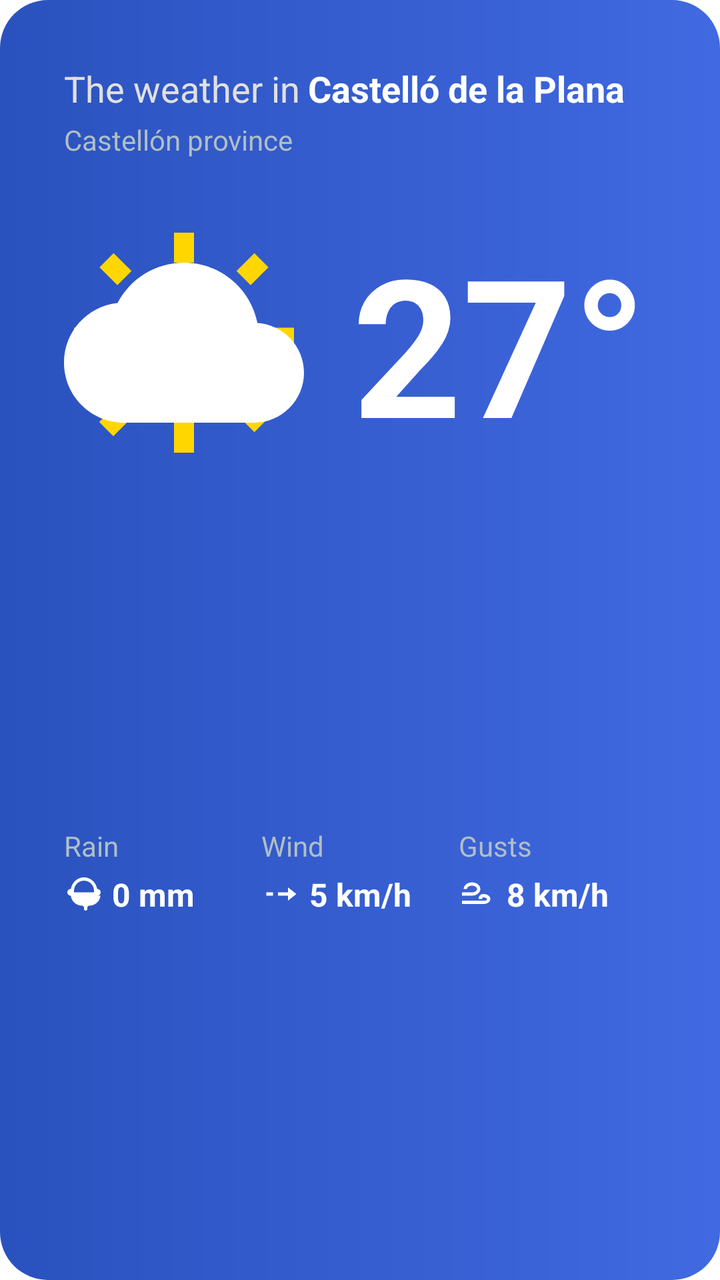
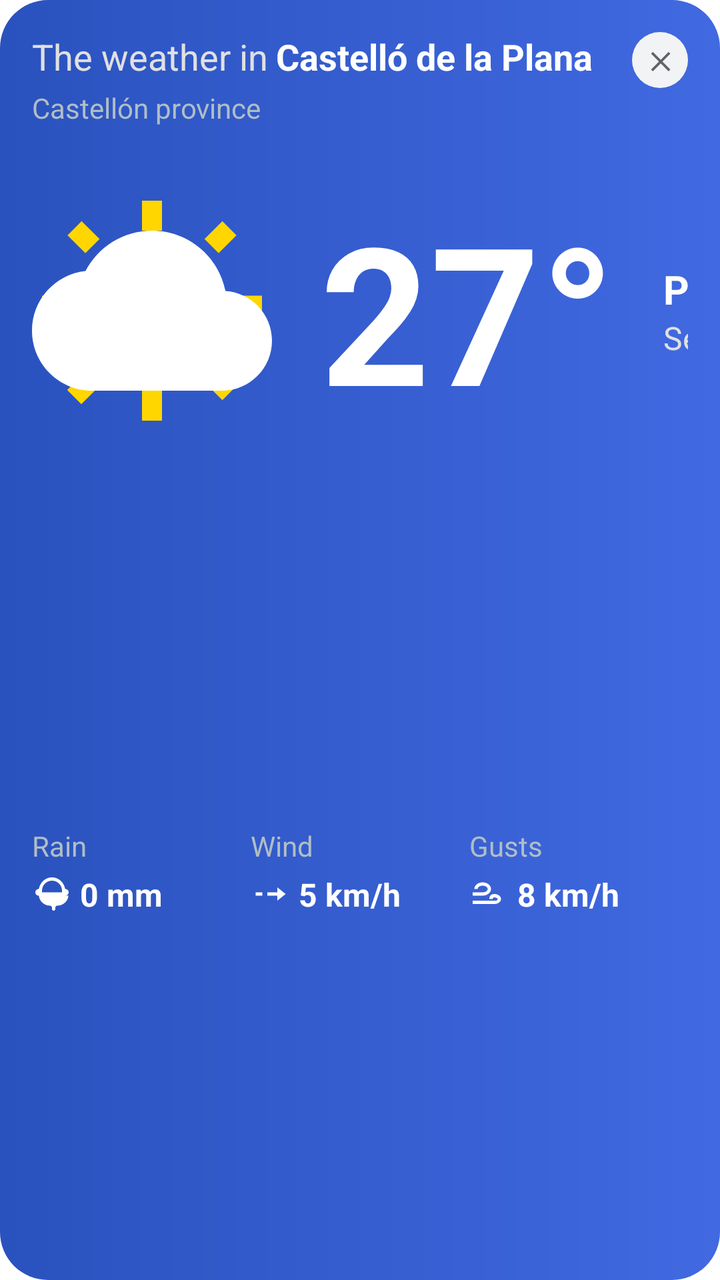

The first picture is an Android layout as it rendered before a commit; the second is the same layout after the commit. The layout source and the unified diff follow.
<!-- AndroidManifest.xml: application theme Theme.LauncherTs13 -->
<!-- res/layout/dialog_weather.xml -->
<?xml version="1.0" encoding="utf-8"?>
<androidx.constraintlayout.widget.ConstraintLayout xmlns:android="http://schemas.android.com/apk/res/android"
    xmlns:app="http://schemas.android.com/apk/res-auto"
    android:layout_width="match_parent"
    android:layout_height="wrap_content"
    android:padding="32dp"
    android:background="@drawable/bg_weather_dialog">

    
    <TextView
        android:id="@+id/tv_weather_header"
        android:layout_width="wrap_content"
        android:layout_height="wrap_content"
        android:text="@string/weather_title_prefix"
        android:textColor="#E0E0E0"
        android:textSize="18sp"
        app:layout_constraintTop_toTopOf="parent"
        app:layout_constraintStart_toStartOf="parent" />

    <TextView
        android:id="@+id/tv_weather_city"
        android:layout_width="wrap_content"
        android:layout_height="wrap_content"
        android:text="@string/weather_city"
        android:textColor="@color/white"
        android:textSize="18sp"
        android:textStyle="bold"
        android:layout_marginStart="4dp"
        app:layout_constraintTop_toTopOf="@id/tv_weather_header"
        app:layout_constraintStart_toEndOf="@id/tv_weather_header" />

    <TextView
        android:id="@+id/tv_weather_province"
        android:layout_width="wrap_content"
        android:layout_height="wrap_content"
        android:text="@string/weather_province"
        android:textColor="#B0BEC5"
        android:textSize="14sp"
        android:layout_marginTop="4dp"
        app:layout_constraintTop_toBottomOf="@id/tv_weather_header"
        app:layout_constraintStart_toStartOf="parent" />

    
    <ImageView
        android:id="@+id/iv_weather_main_icon"
        android:layout_width="120dp"
        android:layout_height="120dp"
        android:src="@drawable/ic_weather_sun_cloud"
        android:layout_marginTop="32dp"
        app:layout_constraintTop_toBottomOf="@id/tv_weather_province"
        app:layout_constraintStart_toStartOf="parent" />

    <TextView
        android:id="@+id/tv_weather_temp"
        android:layout_width="wrap_content"
        android:layout_height="wrap_content"
        android:text="27°"
        android:textColor="@color/white"
        android:textSize="96sp"
        android:textStyle="bold"
        android:layout_marginStart="24dp"
        app:layout_constraintTop_toTopOf="@id/iv_weather_main_icon"
        app:layout_constraintBottom_toBottomOf="@id/iv_weather_main_icon"
        app:layout_constraintStart_toEndOf="@id/iv_weather_main_icon" />

    <LinearLayout
        android:id="@+id/ll_weather_desc"
        android:layout_width="wrap_content"
        android:layout_height="wrap_content"
        android:orientation="vertical"
        android:layout_marginStart="24dp"
        app:layout_constraintTop_toTopOf="@id/tv_weather_temp"
        app:layout_constraintBottom_toBottomOf="@id/tv_weather_temp"
        app:layout_constraintStart_toEndOf="@id/tv_weather_temp">

        <TextView
            android:id="@+id/tv_weather_description"
            android:layout_width="wrap_content"
            android:layout_height="wrap_content"
            android:text="@string/weather_description"
            android:textColor="@color/white"
            android:textSize="20sp"
            android:textStyle="bold" />

        <TextView
            android:id="@+id/tv_weather_feels_like"
            android:layout_width="wrap_content"
            android:layout_height="wrap_content"
            android:text="Sensación 30°"
            android:textColor="#E0E0E0"
            android:textSize="16sp" />

    </LinearLayout>

    
    <LinearLayout
        android:layout_width="0dp"
        android:layout_height="wrap_content"
        android:orientation="horizontal"
        android:layout_marginTop="32dp"
        android:gravity="center_vertical"
        app:layout_constraintTop_toBottomOf="@id/iv_weather_main_icon"
        app:layout_constraintStart_toStartOf="parent"
        app:layout_constraintEnd_toEndOf="parent"
        app:layout_constraintBottom_toBottomOf="parent">

        
        <LinearLayout
            android:layout_width="0dp"
            android:layout_height="wrap_content"
            android:layout_weight="1"
            android:orientation="vertical">
            <TextView
                android:layout_width="wrap_content"
                android:layout_height="wrap_content"
                android:text="@string/weather_rain_label"
                android:textColor="#B0BEC5"
                android:textSize="14sp" />
            <LinearLayout
                android:layout_width="wrap_content"
                android:layout_height="wrap_content"
                android:orientation="horizontal"
                android:gravity="center_vertical"
                android:layout_marginTop="4dp">
                <ImageView
                    android:layout_width="20dp"
                    android:layout_height="20dp"
                    android:src="@drawable/ic_weather_rain"
                    app:tint="@color/white" />
                <TextView
                    android:layout_width="wrap_content"
                    android:layout_height="wrap_content"
                    android:text="0 mm"
                    android:textColor="@color/white"
                    android:textSize="16sp"
                    android:textStyle="bold"
                    android:layout_marginStart="4dp" />
            </LinearLayout>
        </LinearLayout>

        
        <LinearLayout
            android:layout_width="0dp"
            android:layout_height="wrap_content"
            android:layout_weight="1"
            android:orientation="vertical">
            <TextView
                android:layout_width="wrap_content"
                android:layout_height="wrap_content"
                android:text="@string/weather_wind_label"
                android:textColor="#B0BEC5"
                android:textSize="14sp" />
            <LinearLayout
                android:layout_width="wrap_content"
                android:layout_height="wrap_content"
                android:orientation="horizontal"
                android:gravity="center_vertical"
                android:layout_marginTop="4dp">
                <ImageView
                    android:layout_width="20dp"
                    android:layout_height="20dp"
                    android:src="@drawable/ic_weather_wind"
                    app:tint="@color/white" />
                <TextView
                    android:layout_width="wrap_content"
                    android:layout_height="wrap_content"
                    android:text="5 km/h"
                    android:textColor="@color/white"
                    android:textSize="16sp"
                    android:textStyle="bold"
                    android:layout_marginStart="4dp" />
            </LinearLayout>
        </LinearLayout>

        
        <LinearLayout
            android:layout_width="0dp"
            android:layout_height="wrap_content"
            android:layout_weight="1"
            android:orientation="vertical">
            <TextView
                android:layout_width="wrap_content"
                android:layout_height="wrap_content"
                android:text="@string/weather_gusts_label"
                android:textColor="#B0BEC5"
                android:textSize="14sp" />
            <LinearLayout
                android:layout_width="wrap_content"
                android:layout_height="wrap_content"
                android:orientation="horizontal"
                android:gravity="center_vertical"
                android:layout_marginTop="4dp">
                <ImageView
                    android:layout_width="20dp"
                    android:layout_height="20dp"
                    android:src="@drawable/ic_weather_gusts"
                    app:tint="@color/white" />
                <TextView
                    android:layout_width="wrap_content"
                    android:layout_height="wrap_content"
                    android:text="8 km/h"
                    android:textColor="@color/white"
                    android:textSize="16sp"
                    android:textStyle="bold"
                    android:layout_marginStart="4dp" />
            </LinearLayout>
        </LinearLayout>

    </LinearLayout>

</androidx.constraintlayout.widget.ConstraintLayout>
<!-- resources referenced by this layout -->
<resources>
  <color name="white">#FFFFFFFF</color>
  <!-- drawable bg_weather_dialog (drawable) -->
  <?xml version="1.0" encoding="utf-8"?>
  <shape xmlns:android="http://schemas.android.com/apk/res/android"
      android:shape="rectangle">
      <gradient
          android:angle="0"
          android:startColor="#2A52BE"
          android:endColor="#4169E1"
          android:type="linear" />
      <corners android:radius="24dp" />
  </shape>
  <!-- drawable ic_weather_gusts (drawable) -->
  <vector xmlns:android="http://schemas.android.com/apk/res/android"
      android:width="24dp"
      android:height="24dp"
      android:viewportWidth="24"
      android:viewportHeight="24">
      <path
          android:fillColor="#FFFFFF"
          android:pathData="M13,9c0,-2.21 -2.24,-4 -5,-4s-5,1.79 -5,4h2c0,-1.1 1.34,-2 3,-2s3,0.9 3,2s-1.34,2 -3,2H2v2h6c2.76,0 5,-1.79 5,-4zM19,15c0,-1.66 -1.79,-3 -4,-3s-3,1.34 -3,3h2c0,-0.55 0.45,-1 1,-1s2,0.45 2,1s-0.45,1 -1,1H2v2h13c2.21,0 4,-1.34 4,-3z" />
  </vector>
  <!-- drawable ic_weather_rain (drawable) -->
  <vector xmlns:android="http://schemas.android.com/apk/res/android"
      android:width="24dp"
      android:height="24dp"
      android:viewportWidth="24"
      android:viewportHeight="24">
      <path
          android:fillColor="#FFFFFF"
          android:pathData="M12,2c-4,0 -7.22,3.1 -7.9,7H4c-1.1,0 -2,0.9 -2,2s0.9,2 2,2h0.1c0.35,3.38 3.22,6 6.7,6c0.66,0 1.2,0.54 1.2,1.2v0.8c0,0.55 0.45,1 1,1s1,-0.45 1,-1v-0.8c0,-0.66 0.54,-1.2 1.2,-1.2c3.48,0 6.35,-2.62 6.7,-6H20c1.1,0 2,-0.9 2,-2s-0.9,-2 -2,-2h-0.1c-0.68,-3.9 -3.9,-7 -7.9,-7zM12,4c3.31,0 6,2.69 6,6v1H6v-1c0,-3.31 2.69,-6 6,-6z" />
  </vector>
  <!-- drawable ic_weather_sun_cloud (drawable) -->
  <vector xmlns:android="http://schemas.android.com/apk/res/android"
      android:width="120dp"
      android:height="120dp"
      android:viewportWidth="24"
      android:viewportHeight="24">
      
      <path
          android:fillColor="#FFD600"
          android:pathData="M6.76,4.84l-1.8,-1.79l-1.41,1.41l1.79,1.79L6.76,4.84zM4,10.5H1v2h3V10.5zM13,1h-2v3h2V1zM20.45,4.46l-1.41,-1.41l-1.79,1.79l1.41,1.41L20.45,4.46zM13,20h-2v3h2V20zM20.45,19.54l-1.79,-1.79l-1.41,1.41l1.79,1.79L20.45,19.54zM23,10.5h-3v2h3V10.5zM5.31,18.15l-1.79,1.79l1.41,1.41l1.79,-1.79L5.31,18.15z" />
      
      <path
          android:fillColor="#FFFFFF"
          android:pathData="M19.35,10.04C18.67,6.59 15.64,4 12,4C9.11,4 6.6,5.64 5.35,8.04C2.34,8.36 0,10.91 0,14C0,17.31 2.69,20 6,20H19C21.76,20 24,17.76 24,15C24,12.36 21.95,10.22 19.35,10.04Z" />
  </vector>
  <!-- drawable ic_weather_wind (drawable) -->
  <vector xmlns:android="http://schemas.android.com/apk/res/android"
      android:width="24dp"
      android:height="24dp"
      android:viewportWidth="24"
      android:viewportHeight="24">
      <path
          android:fillColor="#FFFFFF"
          android:pathData="M16,13h-6V11h6V8l5,4l-5,4V13zM3,13h4v-2H3V13z" />
  </vector>
  <string name="weather_city">Castelló de la Plana</string>
  <string name="weather_description">Partly cloudy</string>
  <string name="weather_gusts_label">Gusts</string>
  <string name="weather_province">Castellón province</string>
  <string name="weather_rain_label">Rain</string>
  <string name="weather_title_prefix">The weather in</string>
  <string name="weather_wind_label">Wind</string>
  <color name="dock_logo_color">#1A2363</color>
  <color name="teal_200">#FF03DAC5</color>
  <color name="teal_700">#FF018786</color>
  <color name="black">#FF000000</color>
  <!-- unchanged entries left out for length: 1 -->
</resources>

<!-- the commit's change to res/layout/dialog_weather.xml (unified diff, before → after) -->
@@ -3,8 +3,24 @@
     xmlns:app="http://schemas.android.com/apk/res-auto"
     android:layout_width="match_parent"
     android:layout_height="wrap_content"
-    android:padding="32dp"
+    android:padding="16dp"
     android:background="@drawable/bg_weather_dialog">
+
+    
+    <TextView
+        android:id="@+id/btn_close_weather"
+        android:layout_width="@dimen/dialog_close_button_size"
+        android:layout_height="@dimen/dialog_close_button_size"
+        android:background="@drawable/bg_name_selector_close"
+        android:clickable="true"
+        android:focusable="true"
+        android:gravity="center"
+        android:text="✕"
+        android:textColor="#5F6368"
+        android:textSize="12sp"
+        android:textStyle="bold"
+        app:layout_constraintTop_toTopOf="parent"
+        app:layout_constraintEnd_toEndOf="parent" />
 
     
     <TextView
<!-- resource entries referenced after the edit -->
@@ -1,6 +1,13 @@
 <!-- resources referenced by this layout -->
 <resources>
   <color name="white">#FFFFFFFF</color>
+  <dimen name="dialog_close_button_size">28dp</dimen>
+  <!-- drawable bg_name_selector_close (drawable) -->
+  <?xml version="1.0" encoding="utf-8"?>
+  <shape xmlns:android="http://schemas.android.com/apk/res/android"
+      android:shape="oval">
+      <solid android:color="#F1F3F4" />
+  </shape>
   <!-- drawable bg_weather_dialog (drawable) -->
   <?xml version="1.0" encoding="utf-8"?>
   <shape xmlns:android="http://schemas.android.com/apk/res/android"
